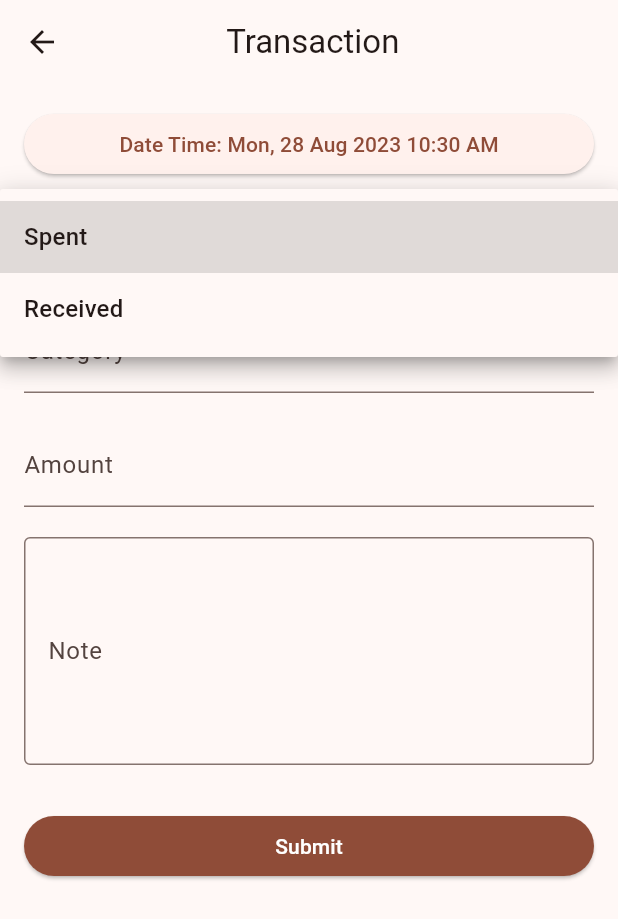
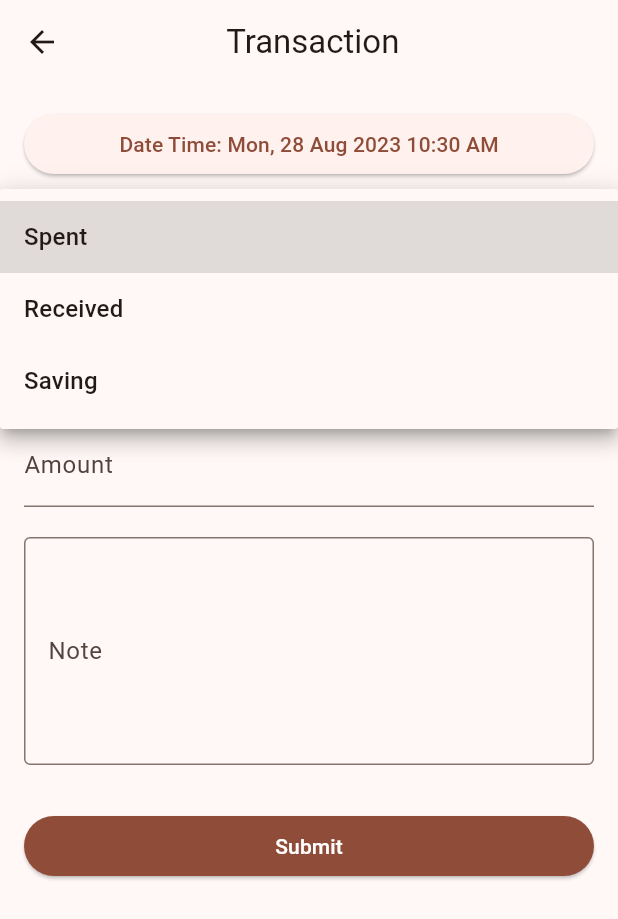
Before and after one commit to mussyahmi/my_finance_mate, a Flutter app: the TransactionFormPage screen opened directly with empty values, after a tap on "Spent", on a phone screen of 412 x 824 dp. Shown: the top 919 px of the screen. Run offline on Flutter 3.47's test engine with Material 2 defaults, Android fonts, the phone set to English and light mode, and no system bars; our stand-ins replace cloud_firestore, device_info_plus, firebase_auth, firebase_core, google_fonts, google_sign_in; accounts and stored records are empty.

Commit message:
Modify app's structure

```diff
--- a/lib/category_dialog.dart
+++ b/lib/category_dialog.dart
@@ -4,6 +4,7 @@ import 'package:cloud_firestore/cloud_firestore.dart';
 
 class CategoryDialog extends StatefulWidget {
   final String cycleId;
+  final String type;
   final String action;
   final Map category;
   final Function onCategoryChanged;
@@ -11,6 +12,7 @@ class CategoryDialog extends StatefulWidget {
   const CategoryDialog(
       {Key? key,
       required this.cycleId,
+      required this.type,
       required this.action,
       required this.category,
       required this.onCategoryChanged})
@@ -65,6 +67,7 @@ class CategoryDialogState extends State<CategoryDialog> {
                 ),
               ],
             ),
+          if (widget.type == 'spent')
             Row(
               children: [
                 Checkbox(
@@ -136,6 +139,7 @@ class CategoryDialogState extends State<CategoryDialog> {
           'name': categoryName,
           'budget': double.parse(_isBudgetEnabled ? categoryBudget : '0.00')
               .toStringAsFixed(2),
+          'type': widget.type,
           'created_at': now,
           'updated_at': now,
           'deleted_at': null,
--- a/lib/sinking_funds_dialog.dart
+++ b/lib/sinking_funds_dialog.dart
@@ -44,7 +44,7 @@ class SinkingFundsDialogState extends State<SinkingFundsDialog> {
   @override
   Widget build(BuildContext context) {
     return AlertDialog(
-      title: Text('${widget.action} Sinking Funds'),
+      title: Text('${widget.action} Category'),
       content: Column(
         mainAxisSize: MainAxisSize.min,
         children: [
--- a/lib/sinking_funds_page.dart
+++ b/lib/sinking_funds_page.dart
@@ -57,7 +57,7 @@ class _SinkingFundsPageState extends State<SinkingFundsPage> {
   Widget build(BuildContext context) {
     return Scaffold(
       appBar: AppBar(
-        title: const Text('Sinking Funds'),
+        title: const Text('Category List'),
         centerTitle: true,
       ),
       body: SingleChildScrollView(
--- a/lib/transaction_form_page.dart
+++ b/lib/transaction_form_page.dart
@@ -42,10 +42,13 @@ class TransactionFormPageState extends State<TransactionFormPage> {
 
     if (widget.transaction != null) {
       selectedType = widget.transaction!.type;
-      selectedCategory = widget.transaction!.categoryId;
       transactionAmountController.text = widget.transaction!.amount;
       transactionNoteController.text = widget.transaction!.note;
       selectedDateTime = widget.transaction!.dateTime;
+
+      await _fetchCategories();
+
+      selectedCategory = widget.transaction!.categoryId;
     }
   }
 
@@ -98,9 +101,12 @@ class TransactionFormPageState extends State<TransactionFormPage> {
                 onChanged: (newValue) {
                   setState(() {
                     selectedType = newValue as String;
+                    selectedCategory = null;
                   });
+
+                  _fetchCategories();
                 },
-                items: ['spent', 'received']
+                items: ['spent', 'received', 'saving']
                     .map((type) => DropdownMenuItem(
                           value: type,
                           child: Text(
@@ -125,6 +131,7 @@ class TransactionFormPageState extends State<TransactionFormPage> {
                       MaterialPageRoute(
                           builder: (context) => CategoryListPage(
                                 cycleId: widget.cycleId,
+                                type: selectedType,
                                 isFromTransactionForm: true,
                               )),
                     );
@@ -224,11 +231,24 @@ class TransactionFormPageState extends State<TransactionFormPage> {
 
     final userRef =
         FirebaseFirestore.instance.collection('users').doc(user.uid);
-    final cyclesRef = userRef.collection('cycles').doc(widget.cycleId);
-    final categoriesRef = cyclesRef.collection('categories');
 
-    final categoriesSnapshot =
-        await categoriesRef.where('deleted_at', isNull: true).get();
+    CollectionReference<Map<String, dynamic>> categoriesRef;
+
+    if (selectedType != 'saving') {
+      final cyclesRef = userRef.collection('cycles').doc(widget.cycleId);
+      categoriesRef = cyclesRef.collection('categories');
+    } else {
+      categoriesRef = userRef.collection('sinking_funds');
+    }
+
+    Query<Map<String, dynamic>> query =
+        categoriesRef.where('deleted_at', isNull: true);
+
+    if (selectedType != 'saving') {
+      query = query.where('type', isEqualTo: selectedType);
+    }
+
+    final categoriesSnapshot = await query.get();
 
     final fetchedCategories = categoriesSnapshot.docs
         .map((doc) => {
@@ -318,7 +338,8 @@ class TransactionFormPageState extends State<TransactionFormPage> {
         final double cycleAmountSpent =
             double.parse(cycleData['amount_spent']) +
                 (widget.transaction != null &&
-                        widget.transaction!.type == 'spent'
+                        (widget.transaction!.type == 'spent' ||
+                            widget.transaction!.type == 'saving')
                     ? -double.parse(widget.transaction!.amount)
                     : 0);
 
@@ -327,11 +348,12 @@ class TransactionFormPageState extends State<TransactionFormPage> {
         final double updatedAmountBalance = cycleOpeningBalance +
             cycleAmountReceived -
             cycleAmountSpent +
-            (type == 'spent' ? -newAmount : newAmount);
+            ((type == 'spent' || type == 'saving') ? -newAmount : newAmount);
 
         //* Update the cycle document
         await cyclesRef.update({
-          'amount_spent': (cycleAmountSpent + (type == 'spent' ? newAmount : 0))
+          'amount_spent': (cycleAmountSpent +
+                  ((type == 'spent' || type == 'saving') ? newAmount : 0))
               .toStringAsFixed(2),
           'amount_received':
               (cycleAmountReceived + (type == 'received' ? newAmount : 0))
```
Also changed, not shown: lib/category_list_page.dart (+10 -3 lines), lib/dashboard_page.dart (+61 -51 lines), lib/settings_page.dart (+3 -26 lines), lib/type_page.dart (added, +106 -0 lines). Lines whose indentation alone changed are shown as unchanged.
